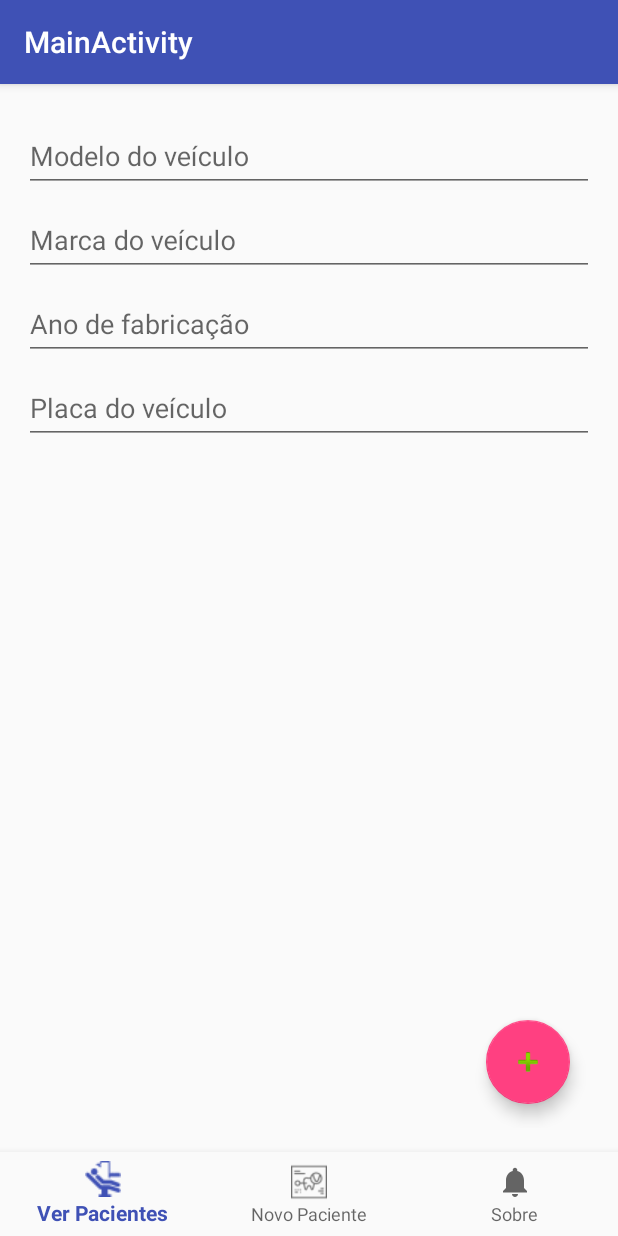
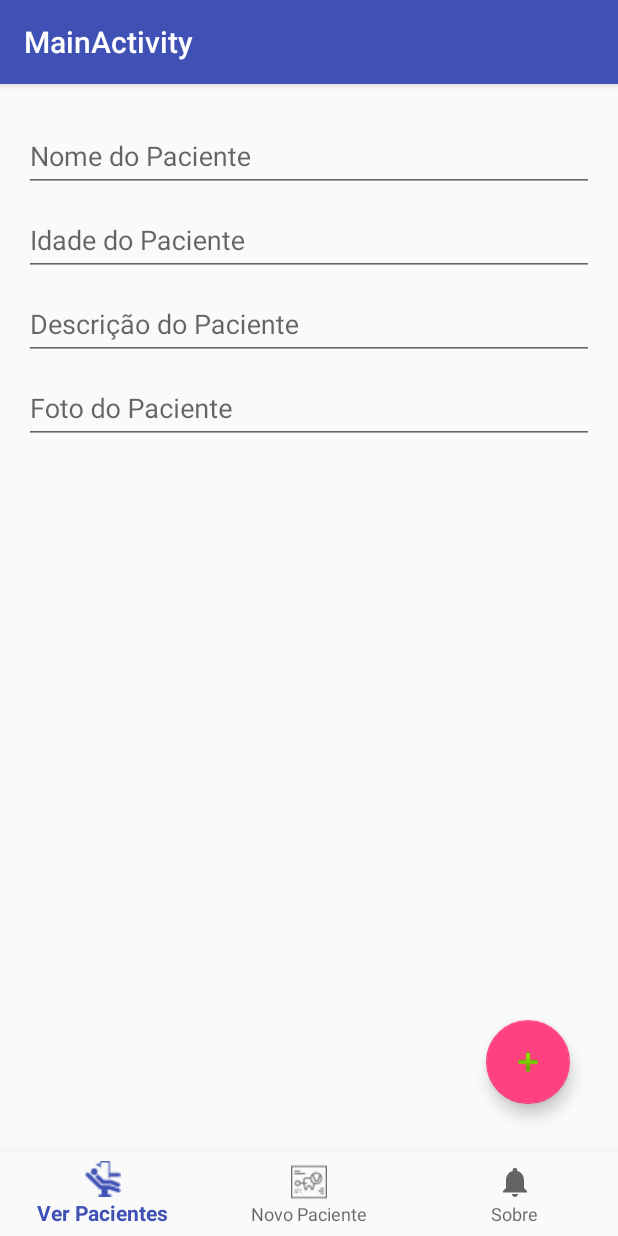
Before and after one commit to Capolupo/OdontoVip, an Android app: the fragment NovoPacienteFragment placed in its activity, on a phone screen of 412 x 824 dp. Run offline under Robolectric (Android 15) with nearby library versions, the phone set to English and light mode, and no system bars.

Commit message:
Mudança nome dos campos de cadastro

```diff
--- a/app/src/main/res/layout/fragment_novo_paciente.xml
+++ b/app/src/main/res/layout/fragment_novo_paciente.xml
@@ -20,9 +20,9 @@
                 android:layout_height="wrap_content">
 
                 <EditText
-                    android:hint="Modelo do veículo"
                     android:layout_width="match_parent"
-                    android:layout_height="wrap_content" />
+                    android:layout_height="wrap_content"
+                    android:hint="Nome do Paciente" />
 
             </android.support.design.widget.TextInputLayout>
 
@@ -32,9 +32,9 @@
                 android:layout_height="wrap_content">
 
                 <EditText
-                    android:hint="Marca do veículo"
                     android:layout_width="match_parent"
-                    android:layout_height="wrap_content" />
+                    android:layout_height="wrap_content"
+                    android:hint="Idade do Paciente" />
 
             </android.support.design.widget.TextInputLayout>
 
@@ -44,10 +44,10 @@
                 android:layout_height="wrap_content">
 
                 <EditText
-                    android:inputType="number"
-                    android:hint="Ano de fabricação"
                     android:layout_width="match_parent"
-                    android:layout_height="wrap_content" />
+                    android:layout_height="wrap_content"
+                    android:hint="Descrição do Paciente"
+                    android:inputType="number" />
 
             </android.support.design.widget.TextInputLayout>
 
@@ -57,9 +57,9 @@
                 android:layout_height="wrap_content">
 
                 <EditText
-                    android:hint="Placa do veículo"
                     android:layout_width="match_parent"
-                    android:layout_height="wrap_content" />
+                    android:layout_height="wrap_content"
+                    android:hint="Foto do Paciente" />
 
             </android.support.design.widget.TextInputLayout>
 
```
